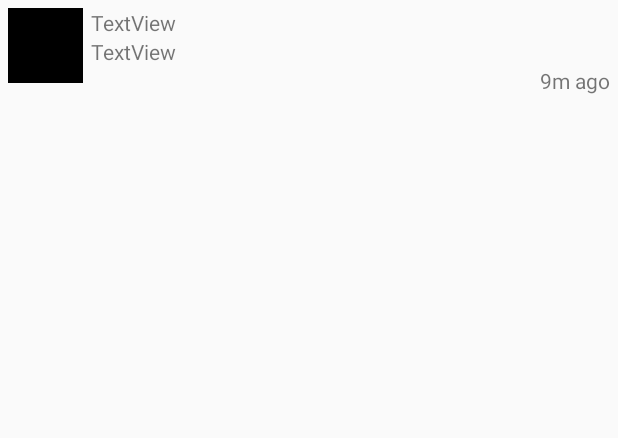
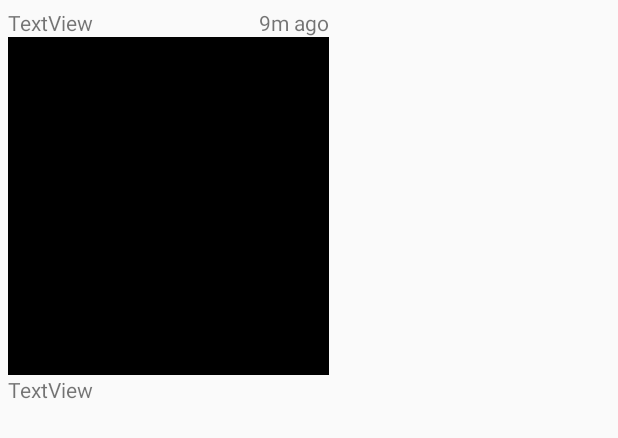
Before and after one commit to benj1man3/Parsetagram, an Android app: the layout item_post.xml on its own in the app's theme, with its tools: preview values and no code run, on a phone screen of 412 x 824 dp. Shown: the top 438 px of the screen. Run offline under Robolectric (Android 15) with nearby library versions, the phone set to English and light mode, and no system bars.

Commit message:
In this commit I have a working timeline with images, descriptions, and the users

```diff
--- a/app/src/main/java/me/benj1man3/mainactivity/model/Post.java
+++ b/app/src/main/java/me/benj1man3/mainactivity/model/Post.java
@@ -51,5 +51,4 @@ public class Post extends ParseObject {
             return this;
         }
     }
-
 }
--- a/app/src/main/res/layout/item_post.xml
+++ b/app/src/main/res/layout/item_post.xml
@@ -7,19 +7,18 @@
 
     <ImageView
         android:id="@+id/ivProfileImage"
-        android:layout_width="50dp"
-        android:layout_height="50dp"
+        android:layout_width="214dp"
+        android:layout_height="225dp"
         android:layout_alignParentStart="true"
-        android:layout_alignParentTop="true"
+        android:layout_below="@+id/tvUserName"
         app:srcCompat="@android:color/black" />
 
     <TextView
         android:id="@+id/tvUserName"
         android:layout_width="wrap_content"
         android:layout_height="wrap_content"
+        android:layout_alignParentStart="true"
         android:layout_alignParentTop="true"
-        android:layout_marginLeft="5dp"
-        android:layout_toEndOf="@+id/ivProfileImage"
         android:text="TextView" />
 
 
@@ -27,9 +26,8 @@
         android:id="@+id/tvBody"
         android:layout_width="wrap_content"
         android:layout_height="wrap_content"
-        android:layout_below="@+id/tvUserName"
-        android:layout_marginLeft="5dp"
-        android:layout_toEndOf="@+id/ivProfileImage"
+        android:layout_alignStart="@+id/ivProfileImage"
+        android:layout_below="@+id/ivProfileImage"
         android:autoLink="all"
         android:linksClickable="true"
         android:text="TextView" />
@@ -38,18 +36,8 @@
         android:id="@+id/tvTime"
         android:layout_width="wrap_content"
         android:layout_height="wrap_content"
-        android:layout_alignParentEnd="true"
-        android:layout_below="@+id/tvBody"
+        android:layout_alignEnd="@+id/ivProfileImage"
+        android:layout_alignParentTop="true"
         android:text="9m ago" />
-    <!--
-    <TextView
-        android:id="@+id/tvScreenName"
-        android:layout_width="wrap_content"
-        android:layout_height="wrap_content"
-        android:layout_alignParentTop="true"
-        android:layout_marginLeft="5dp"
-        android:layout_toEndOf="@+id/ivProfileImage"
-        android:text="TextView" />
-        -->
 
 </RelativeLayout>
```
Also changed, not shown: app/src/main/java/me/benj1man3/mainactivity/PostAdapter.java (+10 -4 lines), app/src/main/java/me/benj1man3/mainactivity/TimelineFragment.java (+16 -0 lines).
